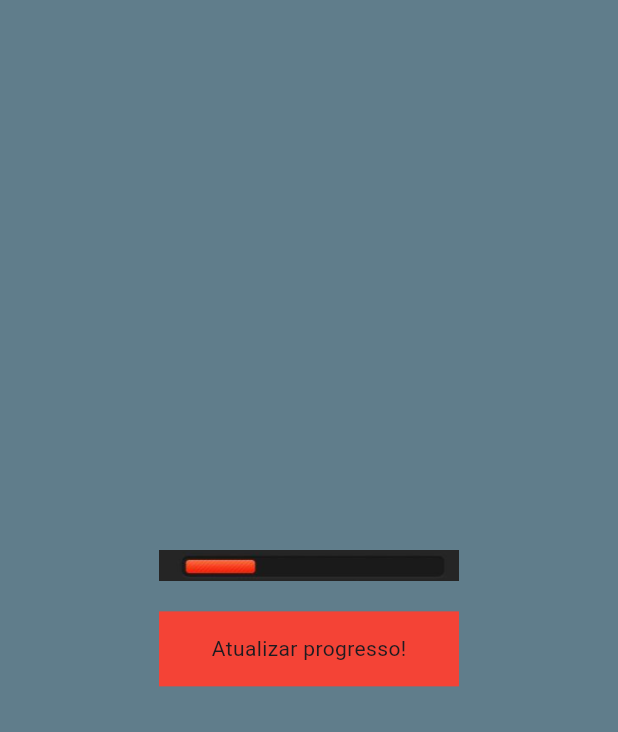
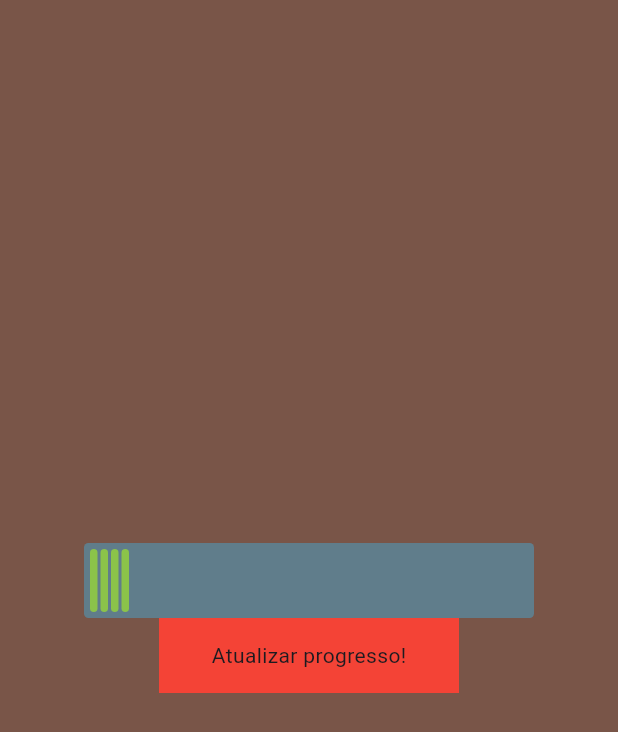
Before and after one commit to AlexFerreira10/performance-bar-manager, a Flutter app: the screen it shows after launch, after a tap on "Atualizar progresso!", on a phone screen of 412 x 824 dp. Shown: the top 732 px of the screen. Run offline on Flutter 3.47's test engine with Material 3 defaults, Android fonts, the phone set to English and light mode, and no system bars.

Commit message:
Hard mode.

```diff
--- /dev/null
+++ b/lib/bar.dart
@@ -0,0 +1,14 @@
+import 'package:flutter/material.dart';
+
+class Bar extends StatelessWidget {
+  const Bar({super.key});
+
+  @override
+  Widget build(BuildContext context) {
+    return Container(
+      width: 5,
+      decoration: BoxDecoration(
+          color: Colors.lightGreen, borderRadius: BorderRadius.circular(19)),
+    );
+  }
+}
--- a/lib/bar_manager.dart
+++ /dev/null
@@ -1,56 +0,0 @@
-import 'package:flutter/material.dart';
-
-class BarManager extends StatefulWidget {
-  const BarManager({super.key});
-
-  @override
-  State<StatefulWidget> createState() => _BarManagerState();
-}
-
-class _BarManagerState extends State<BarManager> {
-  late int _progessState;
-
-  static const _lastState = 4;
-  static const _initialState = 0;
-  bool get _isInitial => _progessState == _initialState;
-  bool get _isLast => _progessState == _lastState;
-
-  @override
-  void initState() {
-    super.initState();
-    _progessState = _initialState;
-  }
-
-  void _updateProgress() {
-    if (!_isLast) {
-      setState(() => _progessState++);
-    }
-  }
-
-  String _getTextOnState() =>
-      _isInitial ? "Inicio o progresso!" : "Tarefa finalizada!";
-
-  @override
-  Widget build(BuildContext context) => Column(
-        spacing: 20,
-        mainAxisAlignment: MainAxisAlignment.center,
-        children: [
-          _isInitial || _isLast
-              ? Text(
-                  _getTextOnState(),
-                  style: TextStyle(fontSize: 40),
-                )
-              : Image.asset('assets/images/barra-0$_progessState.png',
-                  width: 200),
-          GestureDetector(
-              onTap: () => _updateProgress(),
-              child: Container(
-                width: 200,
-                height: 50,
-                color: Colors.red,
-                child: Center(child: Text('Atualizar progresso!')),
-              )),
-          // botao de atualizar progress
-        ],
-      );
-}
--- /dev/null
+++ b/lib/manual_taskbar_manager.dart
@@ -0,0 +1,72 @@
+import 'package:bar_progress/bar.dart';
+import 'package:flutter/material.dart';
+
+class ManualTaskbarManager extends StatefulWidget {
+  @override
+  State<StatefulWidget> createState() => ManualTaskbarManagerState();
+}
+
+class ManualTaskbarManagerState extends State<ManualTaskbarManager> {
+  static const _width = 300.0;
+  static const _height = 50.0;
+
+  late int _progessState;
+  List<int> progress = [300, 75, 15, 7];
+
+  static const _lastState = 7;
+  bool get _isLast => _progessState == _lastState;
+
+  @override
+  void initState() {
+    super.initState();
+    _progessState = progress[0];
+  }
+
+  int _index = 0;
+
+  void _updateProgress() {
+    if (!_isLast) {
+      _index++;
+      setState(() => _progessState = progress[_index]);
+    }
+  }
+
+  int get _ammount => (_width ~/ _progessState);
+
+  List<Widget> get bars {
+    final list = <Widget>[];
+    for (var i = 0; i < _ammount; i++) {
+      list.add(Bar());
+    }
+    return list;
+  }
+
+  @override
+  Widget build(BuildContext context) {
+    return Column(
+      children: [
+        Container(
+          padding: EdgeInsets.all(4),
+          width: _width,
+          height: _height,
+          decoration: BoxDecoration(
+              color: Colors.blueGrey,
+              borderRadius: BorderRadius.all(Radius.circular(3))),
+          child: Row(
+            spacing: 2,
+            children: [...bars],
+          ),
+        ),
+        GestureDetector(
+          onTap: () => _updateProgress(),
+          child: Container(
+            width: 200,
+            height: 50,
+            color: Colors.red,
+            child: Center(child: Text('Atualizar progresso!')),
+          ),
+        ),
+      ],
+    );
+  }
+}
--- a/lib/my_page.dart
+++ b/lib/my_page.dart
@@ -1,4 +1,4 @@
-import 'package:bar_progress/bar_manager.dart';
+import 'package:bar_progress/manual_taskbar_manager.dart';
 import 'package:flutter/material.dart';
 
 class MyPage extends StatelessWidget {
@@ -7,13 +7,14 @@ class MyPage extends StatelessWidget {
   @override
   Widget build(BuildContext context) {
     return Scaffold(
-      body: Container(
-        color: Colors.blueGrey,
-        child: Padding(
-          padding: const EdgeInsets.all(16.0), // Padding ao redor do widget
-          child: Center(
-            child: BarManager(), // Chama a função 'bar' que retorna um widget
-          ),
+      backgroundColor: Colors.brown,
+      body: Center(
+        child: Column(
+          mainAxisAlignment: MainAxisAlignment.center,
+          crossAxisAlignment: CrossAxisAlignment.center,
+          children: [
+            ManualTaskbarManager(),
+          ],
         ),
       ),
     );
```
